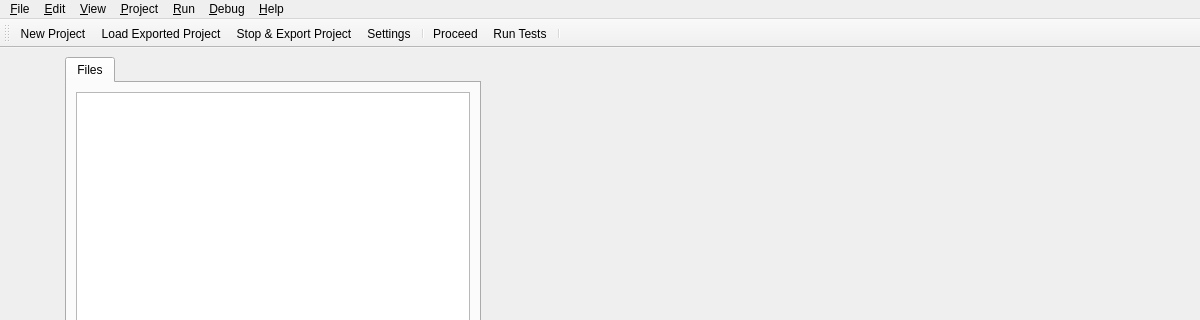
mariolewis/asdf_factory, file gui/main_window.ui: the form before one commit; both pictures show x 0 to 1200 and y 0 to 320 of the 1200 by 800 pixel window.
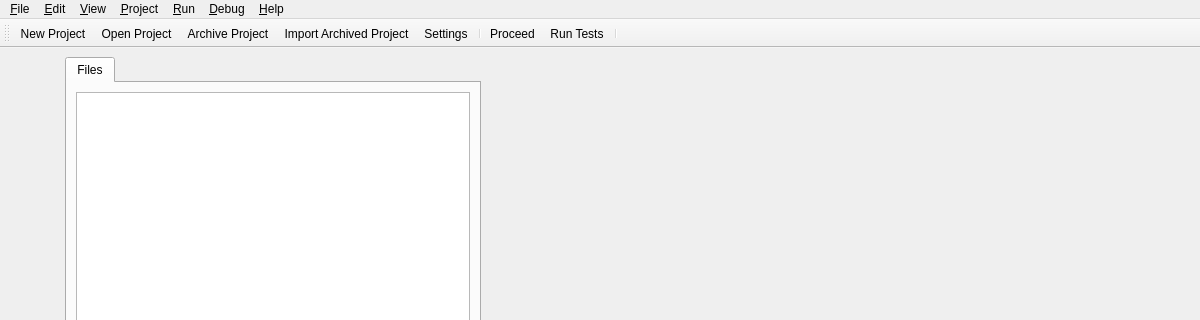
The form after the commit.

Commit message:
fix(workflow): Refine File menu state logic and fix delete action
Corrects the enabled/disabled state for Open/Import menu items. Ensures 'Close Project' is purely non-destructive by removing archive creation from the pause logic. Fixes a crash when deleting projects from the 'Open/Import' view by making the handler context-aware.

The edit to the form file:
```diff
--- a/gui/main_window.ui
+++ b/gui/main_window.ui
@@ -118,9 +118,10 @@
      <string>&amp;File</string>
     </property>
     <addaction name="actionNew_Project"/>
-    <addaction name="actionLoad_Exported_Project"/>
+    <addaction name="actionOpen_Project"/>
     <addaction name="actionClose_Project"/>
-    <addaction name="actionStop_Export_Project"/>
+    <addaction name="actionArchive_Project"/>
+    <addaction name="actionImport_Archived_Project"/>
     <addaction name="separator"/>
     <addaction name="actionSettings"/>
     <addaction name="separator"/>
@@ -191,8 +192,9 @@
     <bool>false</bool>
    </attribute>
    <addaction name="actionNew_Project"/>
-   <addaction name="actionLoad_Exported_Project"/>
-   <addaction name="actionStop_Export_Project"/>
+  <addaction name="actionOpen_Project"/>
+  <addaction name="actionArchive_Project"/>
+  <addaction name="actionImport_Archived_Project"/>
    <addaction name="actionSettings"/>
    <addaction name="separator"/>
    <addaction name="actionProceed"/>
@@ -204,19 +206,24 @@
     <string>New Project...</string>
    </property>
   </action>
+  <action name="actionOpen_Project">
+  <property name="text">
+    <string>Open Project</string>
+  </property>
+  </action>
   <action name="actionClose_Project">
    <property name="text">
     <string>Close Project</string>
    </property>
   </action>
-  <action name="actionLoad_Exported_Project">
+  <action name="actionImport_Archived_Project">
    <property name="text">
-    <string>Load Exported Project...</string>
+  <string>Import Archived Project</string>
    </property>
   </action>
-  <action name="actionStop_Export_Project">
+  <action name="actionArchive_Project">
    <property name="text">
-    <string>Stop &amp;&amp; Export Project...</string>
+  <string>Archive Project</string>
    </property>
   </action>
   <action name="actionSettings">
```
Lines whose indentation alone changed are shown as unchanged. The commit also changes 5 other files.
